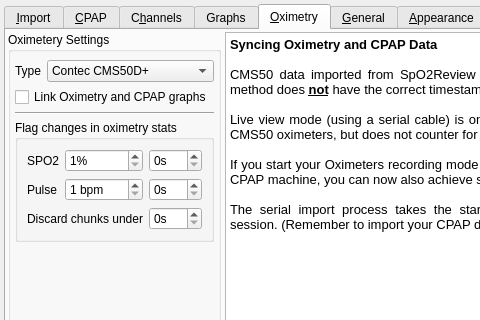
Old version of the form sleepyhead/preferencesdialog.ui in the repository sbonaime/sleepyhead-code.; both pictures show x 0 to 480 and y 0 to 320 of the 721 by 610 pixel window.
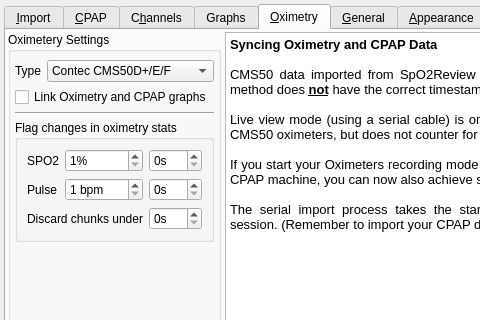
New version of the form. The open tabs and pages were chosen to show the change. Icons and pictures are not drawn.

```diff
--- a/sleepyhead/preferencesdialog.ui
+++ b/sleepyhead/preferencesdialog.ui
@@ -1384,7 +1384,7 @@
             </property>
             <item>
              <property name="text">
-              <string>Contec CMS50D+</string>
+              <string>Contec CMS50D+/E/F</string>
              </property>
             </item>
             <item>
```
Left out of the diff: 9 changed lines with no effect on the pictures.
